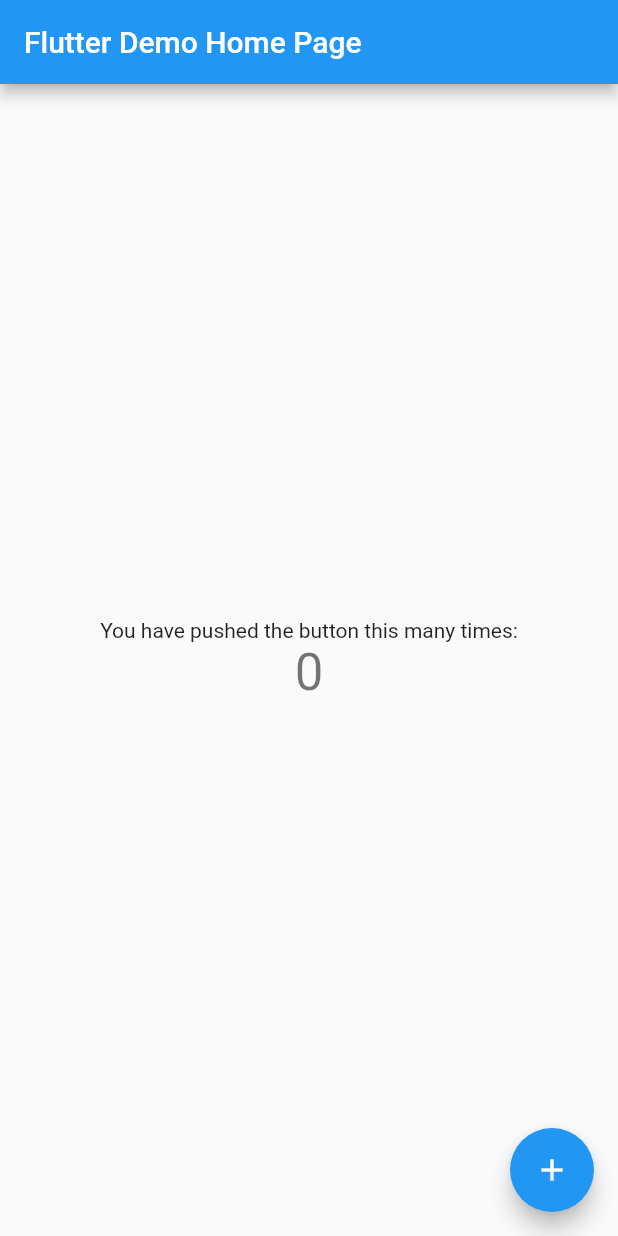
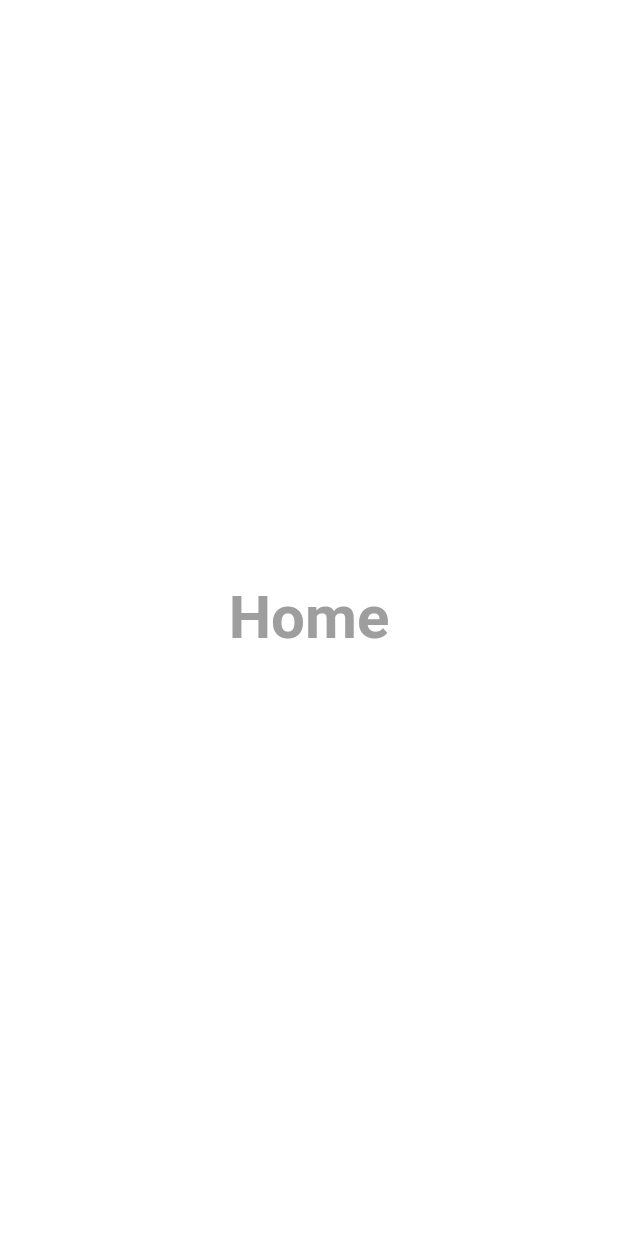
Before and after one commit to Mohiuddin655-DEV/flutter_widgets_2, a Flutter app: the screen it shows after launch, on a phone screen of 412 x 824 dp. Run offline on Flutter 3.47's test engine with Material 2 defaults, Android fonts, the phone set to English and light mode, and no system bars.

Commit message:
customize initial version

```diff
--- a/lib/main.dart
+++ b/lib/main.dart
@@ -7,109 +7,38 @@ void main() {
 class MyApp extends StatelessWidget {
   const MyApp({super.key});
 
-  // This widget is the root of your application.
   @override
   Widget build(BuildContext context) {
     return MaterialApp(
-      title: 'Flutter Demo',
+      debugShowCheckedModeBanner: false,
+      title: 'Flutter Widgets',
       theme: ThemeData(
-        // This is the theme of your application.
-        //
-        // Try running your application with "flutter run". You'll see the
-        // application has a blue toolbar. Then, without quitting the app, try
-        // changing the primarySwatch below to Colors.green and then invoke
-        // "hot reload" (press "r" in the console where you ran "flutter run",
-        // or simply save your changes to "hot reload" in a Flutter IDE).
-        // Notice that the counter didn't reset back to zero; the application
-        // is not restarted.
         primarySwatch: Colors.blue,
+        scaffoldBackgroundColor: Colors.white,
       ),
-      home: const MyHomePage(title: 'Flutter Demo Home Page'),
+      home: const HomePage(),
     );
   }
 }
 
-class MyHomePage extends StatefulWidget {
-  const MyHomePage({super.key, required this.title});
-
-  // This widget is the home page of your application. It is stateful, meaning
-  // that it has a State object (defined below) that contains fields that affect
-  // how it looks.
-
-  // This class is the configuration for the state. It holds the values (in this
-  // case the title) provided by the parent (in this case the App widget) and
-  // used by the build method of the State. Fields in a Widget subclass are
-  // always marked "final".
-
-  final String title;
-
-  @override
-  State<MyHomePage> createState() => _MyHomePageState();
-}
-
-class _MyHomePageState extends State<MyHomePage> {
-  int _counter = 0;
-
-  void _incrementCounter() {
-    setState(() {
-      // This call to setState tells the Flutter framework that something has
-      // changed in this State, which causes it to rerun the build method below
-      // so that the display can reflect the updated values. If we changed
-      // _counter without calling setState(), then the build method would not be
-      // called again, and so nothing would appear to happen.
-      _counter++;
-    });
-  }
+class HomePage extends StatelessWidget {
+  const HomePage({Key? key}) : super(key: key);
 
   @override
   Widget build(BuildContext context) {
-    // This method is rerun every time setState is called, for instance as done
-    // by the _incrementCounter method above.
-    //
-    // The Flutter framework has been optimized to make rerunning build methods
-    // fast, so that you can just rebuild anything that needs updating rather
-    // than having to individually change instances of widgets.
-    return Scaffold(
-      appBar: AppBar(
-        // Here we take the value from the MyHomePage object that was created by
-        // the App.build method, and use it to set our appbar title.
-        title: Text(widget.title),
-      ),
-      body: Center(
-        // Center is a layout widget. It takes a single child and positions it
-        // in the middle of the parent.
-        child: Column(
-          // Column is also a layout widget. It takes a list of children and
-          // arranges them vertically. By default, it sizes itself to fit its
-          // children horizontally, and tries to be as tall as its parent.
-          //
-          // Invoke "debug painting" (press "p" in the console, choose the
-          // "Toggle Debug Paint" action from the Flutter Inspector in Android
-          // Studio, or the "Toggle Debug Paint" command in Visual Studio Code)
-          // to see the wireframe for each widget.
-          //
-          // Column has various properties to control how it sizes itself and
-          // how it positions its children. Here we use mainAxisAlignment to
-          // center the children vertically; the main axis here is the vertical
-          // axis because Columns are vertical (the cross axis would be
-          // horizontal).
-          mainAxisAlignment: MainAxisAlignment.center,
-          children: <Widget>[
-            const Text(
-              'You have pushed the button this many times:',
+    return const Scaffold(
+      body: SafeArea(
+        child: Center(
+          child: Text(
+            'Home',
+            style: TextStyle(
+              color: Colors.grey,
+              fontWeight: FontWeight.bold,
+              fontSize: 40,
             ),
-            Text(
-              '$_counter',
-              style: Theme.of(context).textTheme.headline4,
-            ),
-          ],
+          ),
         ),
       ),
-      floatingActionButton: FloatingActionButton(
-        onPressed: _incrementCounter,
-        tooltip: 'Increment',
-        child: const Icon(Icons.add),
-      ), // This trailing comma makes auto-formatting nicer for build methods.
     );
   }
 }
```
